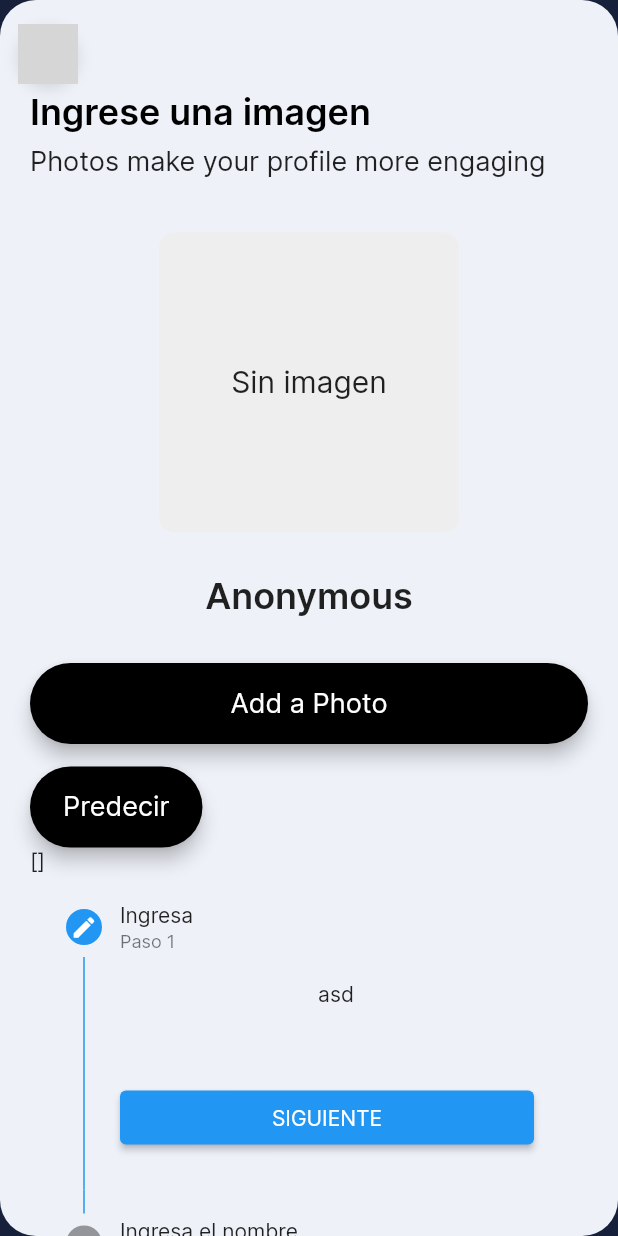
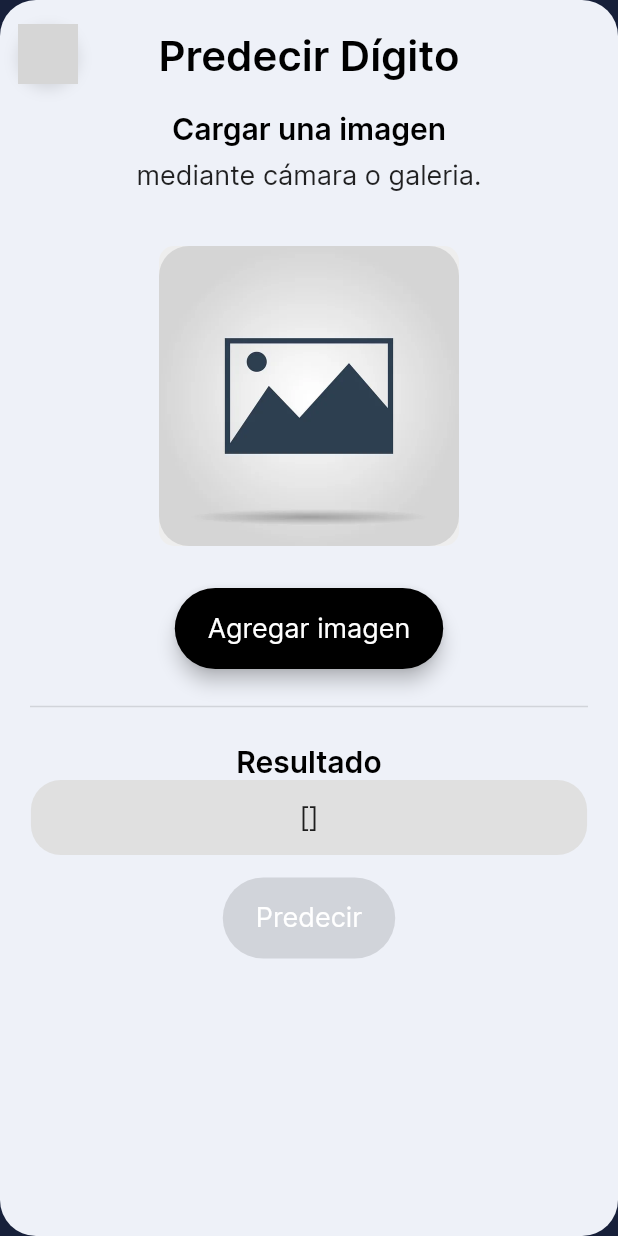
Before and after one commit to AgustinMontenegro95/digiscan, a Flutter app: the EntryPoint screen opened directly, on a phone screen of 412 x 824 dp. Run offline on Flutter 3.47's test engine with Material 2 defaults, Android fonts, the phone set to English and light mode, and no system bars; drawn by our look-alikes of rive; our stand-ins replace flutter_svg, image_cropper, image_picker; missing offline and left inert: flutter_tflite; grey boxes are pictures that could not be loaded.

Commit message:
Se corrigió errores en el manifest. Se realizó mejoras visuales y funcionalidad en home.

```diff
--- a/lib/model/menu.dart
+++ b/lib/model/menu.dart
@@ -11,28 +11,28 @@ List<Menu> sidebarMenus = [
   Menu(
     title: "Home",
     rive: RiveModel(
-        src: "assets/RiveAssets/icons.riv",
+        src: "assets/riveAssets/icons.riv",
         artboard: "HOME",
         stateMachineName: "HOME_interactivity"),
   ),
   Menu(
     title: "Search",
     rive: RiveModel(
-        src: "assets/RiveAssets/icons.riv",
+        src: "assets/riveAssets/icons.riv",
         artboard: "SEARCH",
         stateMachineName: "SEARCH_Interactivity"),
   ),
   Menu(
     title: "Favorites",
     rive: RiveModel(
-        src: "assets/RiveAssets/icons.riv",
+        src: "assets/riveAssets/icons.riv",
         artboard: "LIKE/STAR",
         stateMachineName: "STAR_Interactivity"),
   ),
   Menu(
     title: "Help",
     rive: RiveModel(
-        src: "assets/RiveAssets/icons.riv",
+        src: "assets/riveAssets/icons.riv",
         artboard: "CHAT",
         stateMachineName: "CHAT_Interactivity"),
   ),
@@ -41,14 +41,14 @@ List<Menu> sidebarMenus2 = [
   Menu(
     title: "History",
     rive: RiveModel(
-        src: "assets/RiveAssets/icons.riv",
+        src: "assets/riveAssets/icons.riv",
         artboard: "TIMER",
         stateMachineName: "TIMER_Interactivity"),
   ),
   Menu(
     title: "Notifications",
     rive: RiveModel(
-        src: "assets/RiveAssets/icons.riv",
+        src: "assets/riveAssets/icons.riv",
         artboard: "BELL",
         stateMachineName: "BELL_Interactivity"),
   ),
@@ -58,35 +58,35 @@ List<Menu> bottomNavItems = [
   Menu(
     title: "Chat",
     rive: RiveModel(
-        src: "assets/RiveAssets/icons.riv",
+        src: "assets/riveAssets/icons.riv",
         artboard: "CHAT",
         stateMachineName: "CHAT_Interactivity"),
   ),
   Menu(
     title: "Search",
     rive: RiveModel(
-        src: "assets/RiveAssets/icons.riv",
+        src: "assets/riveAssets/icons.riv",
         artboard: "SEARCH",
         stateMachineName: "SEARCH_Interactivity"),
   ),
   Menu(
     title: "Timer",
     rive: RiveModel(
-        src: "assets/RiveAssets/icons.riv",
+        src: "assets/riveAssets/icons.riv",
         artboard: "TIMER",
         stateMachineName: "TIMER_Interactivity"),
   ),
   Menu(
     title: "Notification",
     rive: RiveModel(
-        src: "assets/RiveAssets/icons.riv",
+        src: "assets/riveAssets/icons.riv",
         artboard: "BELL",
         stateMachineName: "BELL_Interactivity"),
   ),
   Menu(
     title: "Profile",
     rive: RiveModel(
-        src: "assets/RiveAssets/icons.riv",
+        src: "assets/riveAssets/icons.riv",
         artboard: "USER",
         stateMachineName: "USER_Interactivity"),
   ),
--- a/lib/screens/entryPoint/components/menu_btn.dart
+++ b/lib/screens/entryPoint/components/menu_btn.dart
@@ -28,7 +28,7 @@ class MenuBtn extends StatelessWidget {
             ],
           ),
           child: RiveAnimation.asset(
-            "assets/RiveAssets/menu_button.riv",
+            "assets/riveAssets/menu_button.riv",
             onInit: riveOnInit,
           ),
         ),
--- a/lib/screens/entryPoint/components/side_bar.dart
+++ b/lib/screens/entryPoint/components/side_bar.dart
@@ -32,13 +32,13 @@ class _SideBarState extends State<SideBar> {
             crossAxisAlignment: CrossAxisAlignment.start,
             children: [
               const InfoCard(
-                name: "Abu Anwar",
-                bio: "YouTuber",
+                name: "Digit Predictor",
+                bio: "App",
               ),
               Padding(
                 padding: const EdgeInsets.only(left: 24, top: 32, bottom: 16),
                 child: Text(
-                  "Browse".toUpperCase(),
+                  "NAVEGACIÓN",
                   style: Theme.of(context)
                       .textTheme
                       .titleMedium!
@@ -64,7 +64,7 @@ class _SideBarState extends State<SideBar> {
               Padding(
                 padding: const EdgeInsets.only(left: 24, top: 40, bottom: 16),
                 child: Text(
-                  "History".toUpperCase(),
+                  "SOBRE NOSOTROS",
                   style: Theme.of(context)
                       .textTheme
                       .titleMedium!
--- a/lib/screens/home/set_photo_screen.dart
+++ b/lib/screens/home/set_photo_screen.dart
@@ -6,7 +6,7 @@ import 'package:flutter/services.dart';
 import 'package:flutter_tflite/flutter_tflite.dart';
 import 'package:image_cropper/image_cropper.dart';
 import 'package:image_picker/image_picker.dart';
-import 'select_photo_options_screen.dart';
+import 'components/select_photo_options_screen.dart';
 
 class HomePage extends StatefulWidget {
   const HomePage({super.key});
@@ -74,8 +74,21 @@ class _HomePageState extends State<HomePage> {
   }
 
   Future<File?> _cropImage({required File imageFile}) async {
-    CroppedFile? croppedImage =
-        await ImageCropper().cropImage(sourcePath: imageFile.path);
+    CroppedFile? croppedImage = await ImageCropper().cropImage(
+      sourcePath: imageFile.path,
+      aspectRatioPresets: [
+        CropAspectRatioPreset.square,
+      ],
+      uiSettings: [
+        AndroidUiSettings(
+          toolbarTitle: 'Editar imagen',
+          toolbarColor: Colors.blueGrey.shade900,
+          toolbarWidgetColor: Colors.white,
+          initAspectRatio: CropAspectRatioPreset.original,
+          lockAspectRatio: false,
+        ),
+      ],
+    );
     if (croppedImage == null) return null;
     return File(croppedImage.path);
   }
@@ -91,7 +104,7 @@ class _HomePageState extends State<HomePage> {
       ),
       builder: (context) => DraggableScrollableSheet(
           initialChildSize: 0.28,
-          maxChildSize: 0.4,
+          maxChildSize: 0.28,
           minChildSize: 0.28,
           expand: false,
           builder: (context, scrollController) {
@@ -112,24 +125,34 @@ class _HomePageState extends State<HomePage> {
         child: SingleChildScrollView(
           child: Padding(
             padding:
-                const EdgeInsets.only(left: 20, right: 20, bottom: 30, top: 30),
+                const EdgeInsets.only(left: 20, right: 20, bottom: 30, top: 20),
             child: Column(
-              crossAxisAlignment: CrossAxisAlignment.start,
+              crossAxisAlignment: CrossAxisAlignment.center,
               mainAxisAlignment: MainAxisAlignment.start,
               children: [
                 Column(
                   children: [
-                    Column(
-                      crossAxisAlignment: CrossAxisAlignment.start,
+                    SizedBox(
+                      width: MediaQuery.of(context).size.width,
+                      child: Column(
+                        crossAxisAlignment: CrossAxisAlignment.center,
                         children: const [
+                          Text(
+                            'Predecir Dígito',
+                            style: TextStyle(
+                              color: Colors.black,
+                              fontSize: 28,
+                              fontWeight: FontWeight.bold,
+                            ),
+                          ),
                           SizedBox(
-                          height: 30,
+                            height: 20,
                           ),
                           Text(
-                          'Ingrese una imagen',
+                            'Cargar una imagen',
                             style: TextStyle(
                               color: Colors.black,
-                            fontSize: 24,
+                              fontSize: 20,
                               fontWeight: FontWeight.bold,
                             ),
                           ),
@@ -137,13 +160,14 @@ class _HomePageState extends State<HomePage> {
                             height: 8,
                           ),
                           Text(
-                          'Photos make your profile more engaging',
+                            'mediante cámara o galeria.',
                             style: TextStyle(
                               fontSize: 18,
                               color: Colors.black87,
                             ),
                           ),
                         ],
+                      ),
                     ),
                   ],
                 ),
@@ -169,59 +193,81 @@ class _HomePageState extends State<HomePage> {
                           ),
                           child: Center(
                             child: _image == null
-                                  ? const Text(
-                                      'Sin imagen',
-                                      style: TextStyle(fontSize: 20),
+                                ? ClipRRect(
+                                    borderRadius: BorderRadius.circular(20),
+                                    child: Image.asset(
+                                      'assets/images/not-image.jpg',
+                                      width: 200,
+                                      height: 200,
+                                    ),
                                   )
-                                  : CircleAvatar(
-                                      backgroundImage: FileImage(_image!),
-                                      radius: 200.0,
-                                    ),
-                            )),
+                                : ClipRRect(
+                                    borderRadius: BorderRadius.circular(20),
+                                    child: Image.file(
+                                      _image!,
+                                      width: 200,
+                                      height: 200,
                                     ),
                                   ),
                           ),
                         ),
-                Column(
-                  crossAxisAlignment: CrossAxisAlignment.stretch,
-                  children: [
-                    const Text(
-                      'Anonymous',
-                      textAlign: TextAlign.center,
-                      style: TextStyle(
-                        fontSize: 24,
-                        fontWeight: FontWeight.bold,
                       ),
                     ),
-                    const SizedBox(
-                      height: 30,
+                  ),
                 ),
                 CommonButtons(
                   onTap: () => _showSelectPhotoOptions(context),
                   backgroundColor: Colors.black,
                   textColor: Colors.white,
-                      textLabel: 'Add a Photo',
+                  textLabel:
+                      _image != null ? 'Reemplazar imagen' : 'Agregar imagen',
+                ),
+                const Divider(
+                  thickness: 1,
+                  height: 50,
+                ),
+                Column(
+                  children: [
+                    const Text(
+                      'Resultado',
+                      style: TextStyle(
+                        color: Colors.black,
+                        fontSize: 20,
+                        fontWeight: FontWeight.bold,
+                      ),
+                    ),
+                    Container(
+                      width: MediaQuery.of(context).size.width * 0.9,
+                      height: 50,
+                      padding: const EdgeInsets.all(5),
+                      decoration: BoxDecoration(
+                          color: Colors.grey.shade300,
+                          borderRadius: BorderRadius.circular(20)),
+                      child: Center(
+                          child: Text(
+                        _outputs.toString(),
+                        style: const TextStyle(
+                          fontSize: 18,
+                          color: Colors.black87,
+                        ),
+                      )),
                     ),
                   ],
                 ),
-                //
                 const SizedBox(height: 15),
                 CommonButtons(
-                  onTap: () {
+                  onTap: _image != null
+                      ? () {
                           //funcionalidad
                           //File? _image;
                           //tratar imagen
                           classifyImageFile(_image!);
-                  },
+                        }
+                      : null,
                   backgroundColor: Colors.black,
                   textColor: Colors.white,
                   textLabel: 'Predecir',
                 ),
-                if (_outputs == [])
-                  const Text("Resultado")
-                else
-                  Text(_outputs.toString()),
-                _stepper(),
               ],
             ),
           ),
@@ -229,199 +275,4 @@ class _HomePageState extends State<HomePage> {
       ),
     );
   }
-
-  int _currentStep = 0;
-  bool isCompleted = false;
-
-  Widget _stepper() {
-    if (isCompleted) {
-      return Container();
-    } else {
-      return Theme(
-        data: Theme.of(context)
-            .copyWith(colorScheme: ColorScheme.light(primary: Colors.blue)),
-        child: Stepper(
-          //indica cual es el paso actual del stepper
-          currentStep: this._currentStep,
-          //numero de pasos
-          steps: getSteps(),
-          type: StepperType.vertical,
-          physics: ScrollPhysics(),
-          onStepContinue: () {
-            final isLastStep = _currentStep == getSteps().length - 1;
-            if (isLastStep) {
-              setState(() {
-                isCompleted = true;
-              });
-              print('Completed');
-              //mandar datos al servidor
-              /* Producto producto = Producto();
-              producto.categoria = _dropdownValue;
-              producto.nombre = nombreController.text;
-              producto.descripcion = descripcionController.text;
-              producto.precio = precioController.text;
-              widget.listaProducto?.add(producto); */
-              Navigator.pop(context);
-            } else {
-              setState(() {
-                _currentStep += 1;
-              });
 }
-          },
-          onStepCancel: () {
-            if (_currentStep == 0) {
-              null;
-            } else {
-              setState(() {
-                _currentStep = _currentStep - 1;
-              });
-            }
-          },
-          onStepTapped: (step) {
-            setState(() {
-              _currentStep = step;
-            });
-          },
-          controlsBuilder: (context, details) {
-            final isLastStep = _currentStep == getSteps().length - 1;
-            return Container(
-              margin: EdgeInsets.only(top: 50),
-              child: Row(
-                children: [
-                  Expanded(
-                    child: ElevatedButton(
-                      onPressed: details.onStepContinue,
-                      child: Text(isLastStep ? 'CONFIRMAR' : 'SIGUIENTE'),
-                    ),
-                  ),
-                  SizedBox(
-                    width: 12,
-                  ),
-                  if (_currentStep != 0)
-                    Expanded(
-                      child: ElevatedButton(
-                        onPressed: details.onStepCancel,
-                        child: Text("VOLVER"),
-                      ),
-                    ),
-                ],
-              ),
-            );
-          },
-        ),
-      );
-    }
-  }
-
-  List<Step> getSteps() {
-    return [
-      Step(
-          title: Text("Ingresa "),
-          subtitle: Text("Paso 1"),
-          isActive: _currentStep >= 0,
-          state: _currentStep > 0 ? StepState.complete : StepState.editing,
-          content: /* _dropdownCategoria() */ Text("asd")),
-      Step(
-        title: Text("Ingresa el nombre"),
-        subtitle: Text("Paso 2"),
-        isActive: _currentStep >= 1,
-        state: _currentStep > 1
-            ? StepState.complete
-            : _currentStep == 1
-                ? StepState.editing
-                : StepState.indexed,
-        content: Container(
-            child: Text(
-                "daa") /* _textField(
-              hintText: "Ingrese el nombre",
-              controller: nombreController,
-              focusNode: focusNombre,
-              focusNodeSiguiente: focusDescripcion), */
-            ),
-      ),
-      Step(
-        title: Text("Ingresa una descripción"),
-        subtitle: Text("Paso 3"),
-        isActive: _currentStep >= 2,
-        state: _currentStep > 2
-            ? StepState.complete
-            : _currentStep == 2
-                ? StepState.editing
-                : StepState.indexed,
-        content: Container(
-            child: Text(
-                "Paso 3") /* _textField(
-              hintText: "Ingresa una desocripción",
-              controller: descripcionController,
-              focusNode: focusDescripcion,
-              focusNodeSiguiente: focusPrecio), */
-            ),
-      ),
-      Step(
-        title: Text("Ingresa su precio"),
-        subtitle: Text("Paso 4"),
-        isActive: _currentStep >= 3,
-        state: _currentStep > 3
-            ? StepState.complete
-            : _currentStep == 3
-                ? StepState.editing
-                : StepState.indexed,
-        content: Container(
-            child: Text(
-                "Paso 3") /* _textField(
-              hintText: "Ingresa su precio",
-              controller: precioController,
-              focusNode: focusPrecio,
-              textInputType: TextInputType.number,
-              focusNodeSiguiente: focusPrecio), */
-            ),
-      ),
-      Step(
-        title: Text("Confirmar producto"),
-        subtitle: Text("Paso 5"),
-        isActive: _currentStep >= 4,
-        state: _currentStep > 4
-            ? StepState.complete
-            : _currentStep == 4
-                ? StepState.editing
-                : StepState.indexed,
-        content: Column(
-          children: [
-            Row(
-              children: [
-                Text("Categoria:"),
-                SizedBox(width: 10),
-                //Text(_dropdownValue!),
-                Text("."),
-              ],
-            ),
-            Row(
-              children: [
-                Text("Nombre:"),
-                SizedBox(width: 10),
-                //Text(nombreController.text),
-                Text("."),
-              ],
-            ),
-            Row(
-              children: [
-                Text("Descripcion:"),
-                SizedBox(width: 10),
-                //Text(descripcionController.text),
-                Text("."),
-              ],
-            ),
-            Row(
-              children: [
-                Text("Precio:"),
-                SizedBox(width: 10),
-                //Text(precioController.text),
-                Text("."),
-              ],
-            ),
-          ],
-        ),
-      ),
-    ];
-  }
-}
--- a/lib/screens/onboding/components/animated_btn.dart
+++ b/lib/screens/onboding/components/animated_btn.dart
@@ -23,7 +23,7 @@ class AnimatedBtn extends StatelessWidget {
         child: Stack(
           children: [
             RiveAnimation.asset(
-              "assets/RiveAssets/button.riv",
+              "assets/riveAssets/button.riv",
               controllers: [_btnAnimationController],
             ),
             Positioned.fill(
@@ -35,7 +35,7 @@ class AnimatedBtn extends StatelessWidget {
                   const Icon(CupertinoIcons.arrow_right),
                   const SizedBox(width: 8),
                   Text(
-                    "Start the course",
+                    "Comenzar ahora",
                     style: Theme.of(context).textTheme.button,
                   )
                 ],
--- a/lib/screens/onboding/components/sign_in_form.dart
+++ b/lib/screens/onboding/components/sign_in_form.dart
@@ -174,7 +174,7 @@ class _SignInFormState extends State<SignInForm> {
         isShowLoading
             ? CustomPositioned(
                 child: RiveAnimation.asset(
-                  'assets/RiveAssets/check.riv',
+                  'assets/riveAssets/check.riv',
                   fit: BoxFit.cover,
                   onInit: _onCheckRiveInit,
                 ),
@@ -184,7 +184,7 @@ class _SignInFormState extends State<SignInForm> {
             ? CustomPositioned(
                 scale: 6,
                 child: RiveAnimation.asset(
-                  "assets/RiveAssets/confetti.riv",
+                  "assets/riveAssets/confetti.riv",
                   onInit: _onConfettiRiveInit,
                   fit: BoxFit.cover,
                 ),
--- a/lib/screens/onboding/onboding_screen.dart
+++ b/lib/screens/onboding/onboding_screen.dart
@@ -37,7 +37,7 @@ class _OnbodingScreenState extends State<OnbodingScreen> {
             left: 100,
             bottom: 100,
             child: Image.asset(
-              "assets/Backgrounds/Spline.png",
+              "assets/backgrounds/spline.png",
             ),
           ),
           Positioned.fill(
@@ -47,7 +47,7 @@ class _OnbodingScreenState extends State<OnbodingScreen> {
             ),
           ),
           const RiveAnimation.asset(
-            "assets/RiveAssets/shapes.riv",
+            "assets/riveAssets/shapes.riv",
           ),
           Positioned.fill(
             child: BackdropFilter(
```
Also changed, not shown: pubspec.yaml (+4 -4 lines), assets/avaters/Avatar 1.jpg (deleted), assets/avaters/Avatar 2.jpg (deleted), assets/avaters/Avatar 3.jpg (deleted), assets/avaters/Avatar 4.jpg (deleted), assets/avaters/Avatar 5.jpg (deleted), assets/avaters/Avatar 6.jpg (deleted), assets/avaters/Avatar Default.jpg (deleted), assets/images/not-image.jpg (added), lib/screens/home/components/select_photo_options_screen.dart (renamed from lib/screens/home/select_photo_options_screen.dart), 1 other file. Lines whose indentation alone changed are shown as unchanged.
